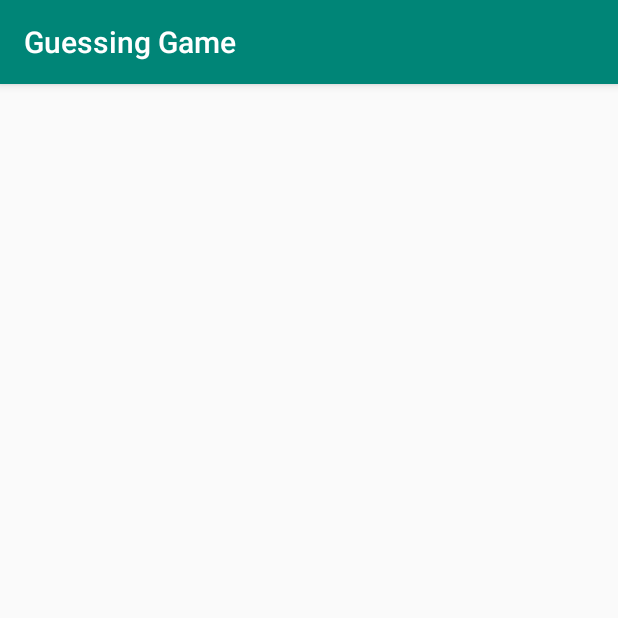
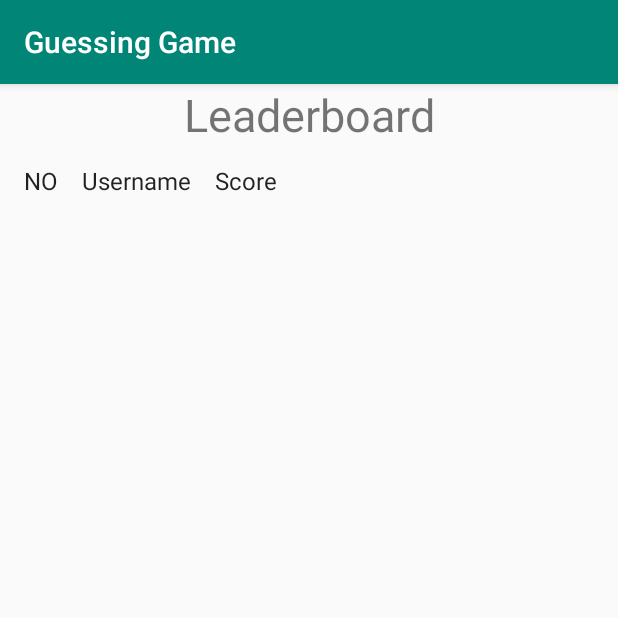
Before and after one commit to wxl-007/Android_Application_MidTerm, an Android app: the RankActivity screen opened directly, with no data from a screen before it, on a phone screen of 412 x 824 dp, the top half of it. Run offline under Robolectric (Android 15) with nearby library versions, the phone set to English and light mode, and no system bars; 3 statements that could not run were skipped.

Commit message:
ranklist and  check db empty has bug

```diff
--- a/app/src/main/java/com/midterm/microproject/LoginActivity.java
+++ b/app/src/main/java/com/midterm/microproject/LoginActivity.java
@@ -40,7 +40,9 @@ public class LoginActivity extends AppCompatActivity {
     }
 
     boolean DBIsEmpty(){
-        String tQuery = "SELECT COUNT(DISTINCT `UserTable`) FROM `information_schema`.`columns` WHERE `table_schema` = 'UserDB'";
+        String tQuery = "SELECT Username " +
+                "FROM UserTable " +
+                "WHERE Username='admin' ;";
         Cursor c  = userDB.rawQuery(tQuery,null);
         return c.getCount() == 0;
     }
--- a/app/src/main/java/com/midterm/microproject/RankActivity.java
+++ b/app/src/main/java/com/midterm/microproject/RankActivity.java
@@ -2,13 +2,45 @@ package com.midterm.microproject;
 
 import androidx.appcompat.app.AppCompatActivity;
 
+import android.database.Cursor;
+import android.database.sqlite.SQLiteDatabase;
 import android.os.Bundle;
+import android.widget.ArrayAdapter;
+import android.widget.ListView;
+
+import java.util.ArrayList;
+import java.util.List;
 
 public class RankActivity extends AppCompatActivity {
 
+
+    ListView lv_rank;
+    List<String> rankData;
+    SQLiteDatabase userDB ;
     @Override
     protected void onCreate(Bundle savedInstanceState) {
         super.onCreate(savedInstanceState);
         setContentView(R.layout.activity_rank);
+        lv_rank = (ListView) findViewById(R.id.lv_rankList);
+        userDB = openOrCreateDatabase("UserDB",MODE_PRIVATE,null);
+        InitAllUser();
+    }
+
+
+    void InitAllUser(){
+        Cursor cursor =  userDB.rawQuery("SELECT Username,Score" +
+                "FROM UserDB " +
+                "ORDER BY Score DESC;",null);
+        cursor.moveToFirst();
+        rankData = new ArrayList<String>();
+        rankData.add("NO    Username    Score");
+        int count =1;
+        while (cursor.moveToNext()){
+            rankData.add( count+"   "+ cursor.getColumnName(0) +"   "+cursor.getColumnName(1) );
+            count++;
+        }
+        ArrayAdapter<String> itemsAdapter =
+                new ArrayAdapter<String>(this, android.R.layout.simple_list_item_1, rankData);
+        lv_rank.setAdapter(itemsAdapter);
     }
 }
--- a/app/src/main/res/layout/activity_rank.xml
+++ b/app/src/main/res/layout/activity_rank.xml
@@ -6,4 +6,28 @@
     android:layout_height="match_parent"
     tools:context=".RankActivity">
 
+    <LinearLayout
+        android:layout_width="match_parent"
+        android:layout_height="match_parent"
+        android:orientation="vertical"
+        tools:layout_editor_absoluteX="0dp"
+        tools:layout_editor_absoluteY="0dp">
+
+        <TextView
+            android:id="@+id/txt_Title"
+            android:layout_width="match_parent"
+            android:layout_height="wrap_content"
+            android:text="Leaderboard"
+            android:textAlignment="center"
+            android:textSize="30sp" />
+
+        <ListView
+            android:id="@+id/lv_rankList"
+            android:layout_width="409dp"
+            android:layout_height="wrap_content">
+
+        </ListView>
+
+    </LinearLayout>
+
 </androidx.constraintlayout.widget.ConstraintLayout>
--- a/app/src/main/res/layout/activity_register.xml
+++ b/app/src/main/res/layout/activity_register.xml
@@ -14,7 +14,7 @@
         app:layout_constraintEnd_toEndOf="parent"
         app:layout_constraintStart_toStartOf="parent"
         app:layout_constraintTop_toTopOf="parent"
-        app:srcCompat="@drawable/mobileBG" />
+        app:srcCompat="@drawable/mobilebg" />
 
     <LinearLayout
         android:id="@+id/linearContainer"
```
Also changed, not shown: app/src/main/java/com/midterm/microproject/RegisterActivity.java (+22 -0 lines), app/src/main/res/drawable/profile_Img.jpg (deleted).
